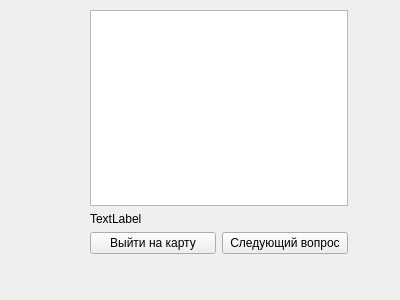
The window that answerwindow.ui (AlexeyFedoseev/rmap) describes before a commit, drawn with Qt 5.
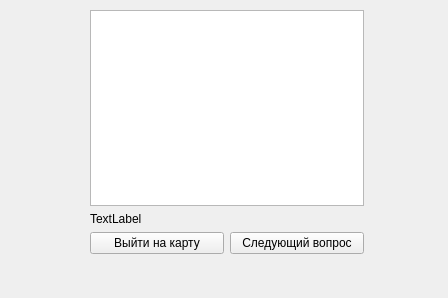
The same window after the commit.

The edit to the form file:
```diff
--- a/answerwindow.ui
+++ b/answerwindow.ui
@@ -6,19 +6,19 @@
    <rect>
     <x>0</x>
     <y>0</y>
-    <width>400</width>
-    <height>300</height>
+    <width>448</width>
+    <height>298</height>
    </rect>
   </property>
   <property name="windowTitle">
    <string>Form</string>
   </property>
-  <widget class="QWidget" name="">
+  <widget class="QWidget" name="layoutWidget">
    <property name="geometry">
     <rect>
      <x>90</x>
      <y>10</y>
-     <width>258</width>
+     <width>274</width>
      <height>244</height>
     </rect>
    </property>
```
Left out of the diff: 4 changed lines with no effect on the pictures.
